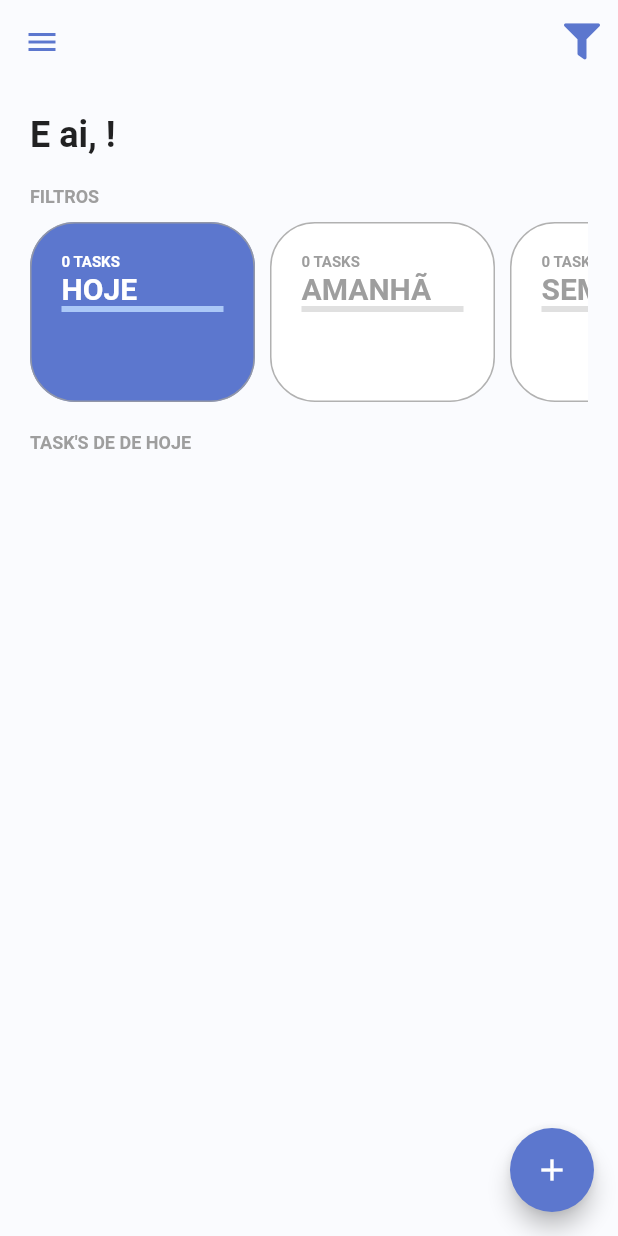
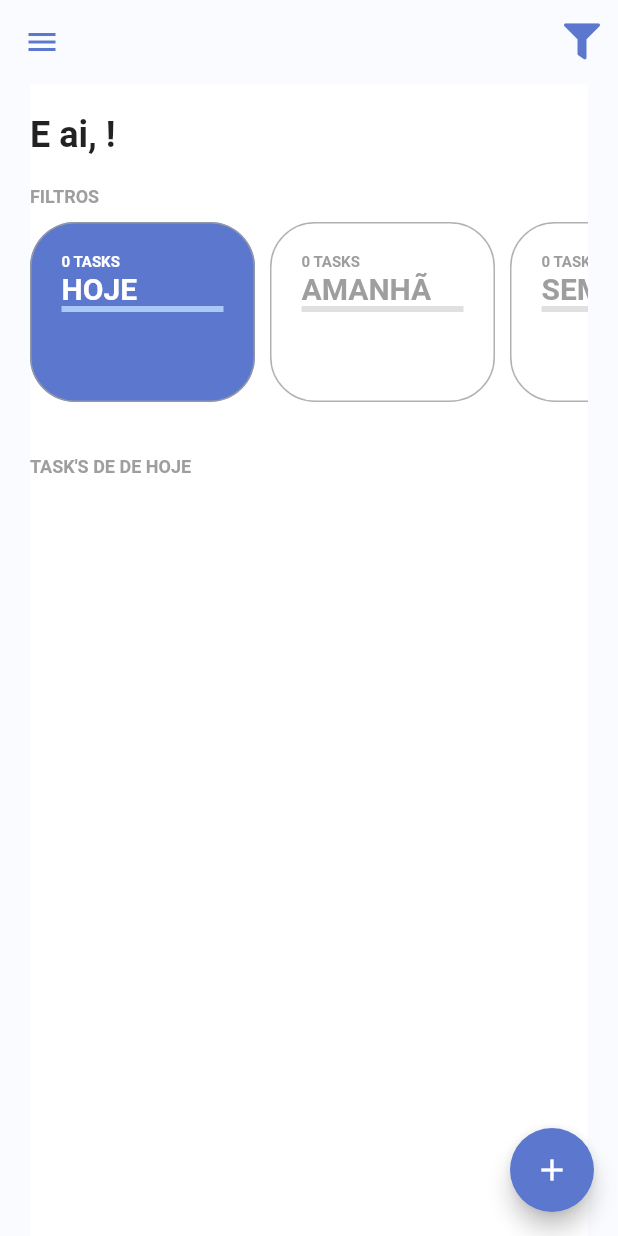
Before and after one commit to guilhermemanhani/todo_list_provider, a Flutter app: the screen it shows once a user with an empty profile is signed in, on a phone screen of 412 x 824 dp. Run offline on Flutter 3.47's test engine with Material 2 defaults, Android fonts, the phone set to English and light mode, and no system bars; our stand-ins replace date_picker_timeline, firebase_auth, firebase_core, flutter_signin_button, google_fonts, google_sign_in and 3 more; missing offline and left inert: flutter_overlay_loader, validatorless; accounts and stored records are empty; Roboto replaces fonts that are missing (Mandali).

```diff
--- a/lib/app/modules/home/home_page.dart
+++ b/lib/app/modules/home/home_page.dart
@@ -93,13 +93,13 @@ class _HomePageState extends State<HomePage> {
       backgroundColor: const Color(0xFFFAFBFE),
       body: LayoutBuilder(
         builder: (context, constraints) {
-          return SingleChildScrollView(
-            child: ConstrainedBox(
+          return ConstrainedBox(
             constraints: BoxConstraints(
               minHeight: constraints.maxHeight,
               minWidth: constraints.maxWidth,
             ),
             child: Container(
+              color: Colors.white,
               margin: const EdgeInsets.symmetric(horizontal: 20),
               child: IntrinsicHeight(
                 child: Column(
@@ -108,9 +108,11 @@ class _HomePageState extends State<HomePage> {
                     HomeHeader(),
                     HomeFilters(),
                     HomeWeekFilter(),
+                    SizedBox(
+                      height: 16,
+                    ),
                     HomeTasks(),
                   ],
-                  ),
                 ),
               ),
             ),
--- a/lib/app/modules/home/widgets/home_tasks.dart
+++ b/lib/app/modules/home/widgets/home_tasks.dart
@@ -11,7 +11,11 @@ class HomeTasks extends StatelessWidget {
 
   @override
   Widget build(BuildContext context) {
-    return Expanded(
+    return Flexible(
+      child: Container(
+        color: Colors.white,
+        child: SingleChildScrollView(
+          physics: const ScrollPhysics(),
           child: Column(
             crossAxisAlignment: CrossAxisAlignment.start,
             children: [
@@ -29,28 +33,37 @@ class HomeTasks extends StatelessWidget {
                   );
                 },
               ),
-          // ListView.builder(itemBuilder: (context, i){
-          //   return context
-          //       .select<HomeController, List<TaskModel>>(
-          //           (controller) => controller.filteredTasks)
-          //           Dismissible(
-          //     onDismissed: (left) {
-          //       context.read<HomeController>().deleteItem()
-          //     },
-          //   );
-          // })
               Column(
-            children: context
-                .select<HomeController, List<TaskModel>>(
-                    (controller) => controller.filteredTasks)
-                .map(
-                  (t) => Taks(
-                    model: t,
-                  ),
-                )
-                .toList(),
+                children: [
+                  Selector<HomeController, List<TaskModel>>(
+                    selector: (context, controller) {
+                      return controller.filteredTasks;
+                    },
+                    builder: (context, value, child) {
+                      return ListView.builder(
+                        itemCount: value.length,
+                        physics: const NeverScrollableScrollPhysics(),
+                        shrinkWrap: true,
+                        itemBuilder: (context, index) {
+                          final item = value[index];
+                          return Dismissible(
+                            onDismissed: (val) {
+                              context
+                                  .read<HomeController>()
+                                  .deleteItem(value[index]);
+                            },
+                            key: Key(item.description),
+                            child: Taks(model: value[index]),
+                          );
+                        },
+                      );
+                    },
                   ),
                 ],
+              ),
+            ],
+          ),
+        ),
       ),
     );
   }
```
Lines whose indentation alone changed are shown as unchanged.
